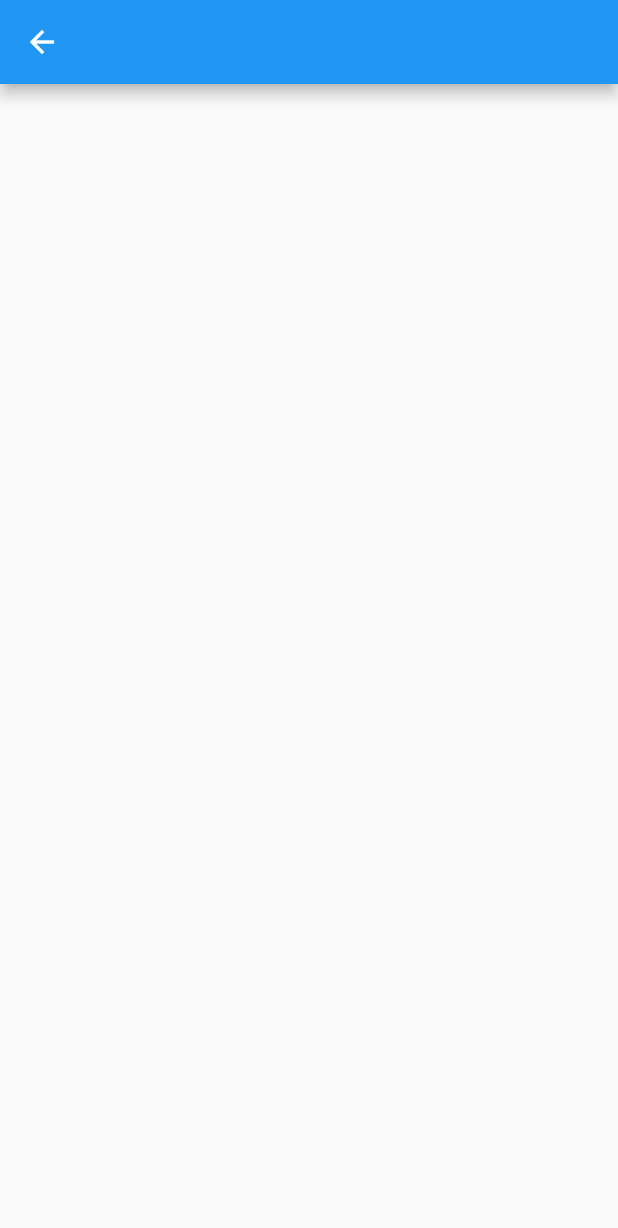
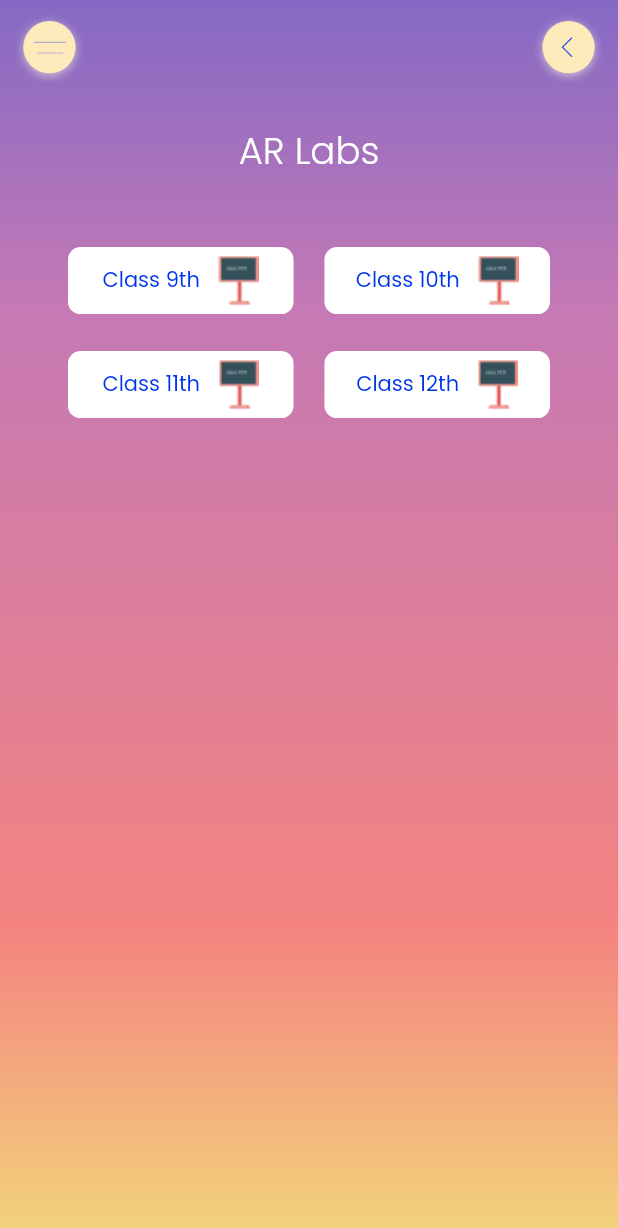
Before and after one commit to IVARA-Application/IV-APP-DEV-TEAM-2, a Flutter app: the ARLabs screen opened directly, on a phone screen of 412 x 824 dp. Shown: the top 1228 px of the screen. Run offline on Flutter 3.47's test engine with Material 2 defaults, Android fonts, the phone set to English and light mode, and no system bars; our stand-ins replace cached_network_image, carousel_pro, carousel_slider, chewie, circular_countdown_timer, cloud_firestore and 15 more; missing offline and left inert: condition, flutter_cached_pdfview, flutter_downloader, flutter_glow; accounts and stored records are empty.

Commit message:
added ar labs

```diff
--- a/lib/student_screens/student_homepage/ARLabs/arLabs.dart
+++ /dev/null
@@ -1,14 +0,0 @@
-import 'package:flutter/material.dart';
-class ARLabs extends StatefulWidget {
-  @override
-  _ARLabsState createState() => _ARLabsState();
-}
-
-class _ARLabsState extends State<ARLabs> {
-  @override
-  Widget build(BuildContext context) {
-    return Scaffold(
-      appBar: AppBar(),
-    );
-  }
-}
--- /dev/null
+++ b/lib/student_screens/student_homepage/ARLabs/ar_labs.dart
@@ -0,0 +1,305 @@
+import 'package:flutter/material.dart';
+import 'package:get/get.dart';
+import 'package:new_ivara_app/constant/colours.dart';
+import 'package:new_ivara_app/constant/constants.dart';
+
+import '../../drawer.dart';
+import 'ar_class.dart';
+
+class ARLabs extends StatelessWidget {
+  final GlobalKey<ScaffoldState> _scaffoldKey = new GlobalKey<ScaffoldState>();
+  final List<String> classes = ['9th', '10th', '11th', '12th'];
+  @override
+  Widget build(BuildContext context) {
+    double height = MediaQuery.of(context).size.height;
+    double width = MediaQuery.of(context).size.width;
+    return Scaffold(
+      key: _scaffoldKey,
+      drawer: StudentDrawer(),
+      body: SafeArea(
+        child: Stack(
+          children: [
+            Container(
+              decoration: kBGdecoration,
+              height: double.infinity,
+              width: double.infinity,
+              child: Column(
+                children: [
+                  SizedBox(
+                    height: height * 0.1,
+                  ),
+                  Text(
+                    'AR Labs',
+                    style: TextStyle(
+                        color: Colors.white,
+                        fontWeight: FontWeight.w300,
+                        fontSize: height * 0.03),
+                  ),
+                  Expanded(
+                    child: GridView.count(
+                        crossAxisCount: 2,
+                        childAspectRatio: 3,
+                        padding: EdgeInsets.all(height * 0.05),
+                        mainAxisSpacing: height * 0.02,
+                        crossAxisSpacing: width * 0.03,
+                        children: classes.map((String cls) {
+                          return GridTile(
+                            child: GestureDetector(
+                              onTap: () {
+                                Get.to(ARLabsTopic(cls: cls));
+                              },
+                              child: Padding(
+                                padding: EdgeInsets.all(height * 0.005),
+                                child: Container(
+                                  decoration: BoxDecoration(
+                                      borderRadius:
+                                          BorderRadius.circular(height * 0.01),
+                                      color: Colors.white),
+                                  child: Row(
+                                    mainAxisAlignment: MainAxisAlignment.center,
+                                    children: [
+                                      Text('Class $cls',
+                                          style: TextStyle(color: kDarkBlue)),
+                                      SizedBox(width: width * 0.03),
+                                      Image.asset('assets/class.png')
+                                    ],
+                                  ),
+                                ),
+                              ),
+                            ),
+                          );
+                        }).toList()),
+                  ),
+                ],
+              ),
+            ),
+            Positioned(
+                height: height * 0.08,
+                width: width,
+                child: Row(
+                  children: [
+                    TextButton(
+                        onPressed: () {
+                          _scaffoldKey.currentState.openDrawer();
+                        },
+                        child: Image.asset('assets/drawer.png')),
+                    Spacer(),
+                    TextButton(
+                        onPressed: () {
+                          _scaffoldKey.currentState.openDrawer();
+                        },
+                        child: Image.asset('assets/back.png')),
+                  ],
+                )),
+            // Positioned(
+            //   top: height * 0.85,
+            //   left: width * 0.05,
+            //   child: Container(
+            //       decoration: BoxDecoration(
+            //         borderRadius:
+            //             BorderRadius.all(Radius.circular(height * 0.1)),
+            //         color: Color(0xFF697AE4),
+            //       ),
+            //       width: width * 0.9,
+            //       height: height * 0.08,
+            //       child: Padding(
+            //         padding: EdgeInsets.symmetric(horizontal: width * 0.02),
+            //         child: Row(
+            //           mainAxisAlignment: MainAxisAlignment.spaceAround,
+            //           children: [
+            //             TextButton(
+            //               onPressed: () {
+            //                 setState(() {
+            //                   currentIndex = 0;
+            //                 });
+            //               },
+            //               child: Column(
+            //                 children: [
+            //                   Container(
+            //                     decoration: BoxDecoration(
+            //                         borderRadius: BorderRadius.all(
+            //                             Radius.circular(height)),
+            //                         color: currentIndex == 0
+            //                             ? Colors.white
+            //                             : Colors.transparent),
+            //                     child: Padding(
+            //                       padding: EdgeInsets.all(
+            //                           currentIndex == 0 ? height * 0.007 : 0),
+            //                       child: Center(
+            //                         child: Image.asset('assets/home.png',
+            //                             height: currentIndex == 0
+            //                                 ? height * 0.02
+            //                                 : height * 0.03,
+            //                             color: currentIndex == 0
+            //                                 ? Color(0xFF08F7F8)
+            //                                 : Colors.white),
+            //                       ),
+            //                     ),
+            //                   ),
+            //                   Spacer(),
+            //                   Text('Home',
+            //                       style: TextStyle(
+            //                           fontSize: height * 0.015,
+            //                           color: Colors.white))
+            //                 ],
+            //               ),
+            //             ),
+            //             TextButton(
+            //               onPressed: () {
+            //                 setState(() {
+            //                   currentIndex = 1;
+            //                 });
+            //               },
+            //               child: Column(
+            //                 children: [
+            //                   Container(
+            //                     decoration: BoxDecoration(
+            //                         borderRadius: BorderRadius.all(
+            //                             Radius.circular(height)),
+            //                         color: currentIndex == 1
+            //                             ? Colors.white
+            //                             : Colors.transparent),
+            //                     child: Padding(
+            //                       padding: EdgeInsets.all(
+            //                           currentIndex == 1 ? height * 0.007 : 0),
+            //                       child: Center(
+            //                         child: Image.asset(
+            //                             'assets/notification.png',
+            //                             height: currentIndex == 1
+            //                                 ? height * 0.02
+            //                                 : height * 0.03,
+            //                             color: currentIndex == 1
+            //                                 ? Color(0xFF08F7F8)
+            //                                 : Colors.white),
+            //                       ),
+            //                     ),
+            //                   ),
+            //                   Spacer(),
+            //                   Text('Notification',
+            //                       style: TextStyle(
+            //                           fontSize: height * 0.015,
+            //                           color: Colors.white))
+            //                 ],
+            //               ),
+            //             ),
+            //             TextButton(
+            //               onPressed: () {
+            //                 setState(() {
+            //                   currentIndex = 2;
+            //                 });
+            //               },
+            //               child: Column(
+            //                 children: [
+            //                   Container(
+            //                     decoration: BoxDecoration(
+            //                         borderRadius: BorderRadius.all(
+            //                             Radius.circular(height)),
+            //                         color: currentIndex == 2
+            //                             ? Colors.white
+            //                             : Colors.transparent),
+            //                     child: Padding(
+            //                       padding: EdgeInsets.all(
+            //                           currentIndex == 2 ? height * 0.007 : 0),
+            //                       child: Center(
+            //                         child: Image.asset('assets/calendar.png',
+            //                             height: currentIndex == 2
+            //                                 ? height * 0.02
+            //                                 : height * 0.03,
+            //                             color: currentIndex == 2
+            //                                 ? Color(0xFF08F7F8)
+            //                                 : Colors.white),
+            //                       ),
+            //                     ),
+            //                   ),
+            //                   Spacer(),
+            //                   Text('Calendar',
+            //                       style: TextStyle(
+            //                           fontSize: height * 0.015,
+            //                           color: Colors.white))
+            //                 ],
+            //               ),
+            //             ),
+            //             TextButton(
+            //               onPressed: () {
+            //                 setState(() {
+            //                   currentIndex = 3;
+            //                 });
+            //               },
+            //               child: Column(
+            //                 children: [
+            //                   Container(
+            //                     decoration: BoxDecoration(
+            //                         borderRadius: BorderRadius.all(
+            //                             Radius.circular(height)),
+            //                         color: currentIndex == 3
+            //                             ? Colors.white
+            //                             : Colors.transparent),
+            //                     child: Padding(
+            //                       padding: EdgeInsets.all(
+            //                           currentIndex == 3 ? height * 0.007 : 0),
+            //                       child: Center(
+            //                         child: Image.asset('assets/chat.png',
+            //                             height: currentIndex == 3
+            //                                 ? height * 0.02
+            //                                 : height * 0.03,
+            //                             color: currentIndex == 3
+            //                                 ? Color(0xFF08F7F8)
+            //                                 : Colors.white),
+            //                       ),
+            //                     ),
+            //                   ),
+            //                   Spacer(),
+            //                   Text('Chat',
+            //                       style: TextStyle(
+            //                           fontSize: height * 0.015,
+            //                           color: Colors.white))
+            //                 ],
+            //               ),
+            //             ),
+            //             TextButton(
+            //               onPressed: () {
+            //                 setState(() {
+            //                   currentIndex = 4;
+            //                 });
+            //               },
+            //               child: Column(
+            //                 children: [
+            //                   Container(
+            //                     decoration: BoxDecoration(
+            //                         borderRadius: BorderRadius.all(
+            //                             Radius.circular(height)),
+            //                         color: currentIndex == 4
+            //                             ? Colors.white
+            //                             : Colors.transparent),
+            //                     child: Padding(
+            //                       padding: EdgeInsets.all(
+            //                           currentIndex == 4 ? height * 0.007 : 0),
+            //                       child: Center(
+            //                         child: Image.asset('assets/report.png',
+            //                             height: currentIndex == 4
+            //                                 ? height * 0.02
+            //                                 : height * 0.03,
+            //                             color: currentIndex == 4
+            //                                 ? Color(0xFF08F7F8)
+            //                                 : Colors.white),
+            //                       ),
+            //                     ),
+            //                   ),
+            //                   Spacer(),
+            //                   Text('Report',
+            //                       style: TextStyle(
+            //                           fontSize: height * 0.015,
+            //                           color: Colors.white))
+            //                 ],
+            //               ),
+            //             )
+            //           ],
+            //         ),
+            //       )),
+            // )
+          ],
+        ),
+      ),
+    );
+  }
+}
--- a/lib/student_screens/student_homepage/home.dart
+++ b/lib/student_screens/student_homepage/home.dart
@@ -1,5 +1,7 @@
 import 'package:flutter/material.dart';
 import 'package:flutter/services.dart';
+import 'package:get/get.dart';
+import 'package:new_ivara_app/student_screens/student_homepage/ARLabs/ar_labs.dart';
 import 'package:new_ivara_app/student_screens/student_homepage/academic/academic_section.dart';
 import 'package:new_ivara_app/student_screens/student_homepage/studentHomepage.dart';
 
@@ -81,6 +83,8 @@ class StudentHome extends StatelessWidget {
                 onTap: () {
                   MethodChannel channel = MethodChannel("channel");
                   channel.invokeMethod("openUnityClass6", {'arguments': 9});
+
+                  Get.to(ARLabs());
                 }),
             SizedBox(
               width: width * 0.08,
```
Also changed, not shown: lib/student_screens/student_homepage/ARLabs/ar_class.dart (added, +330 -0 lines).
